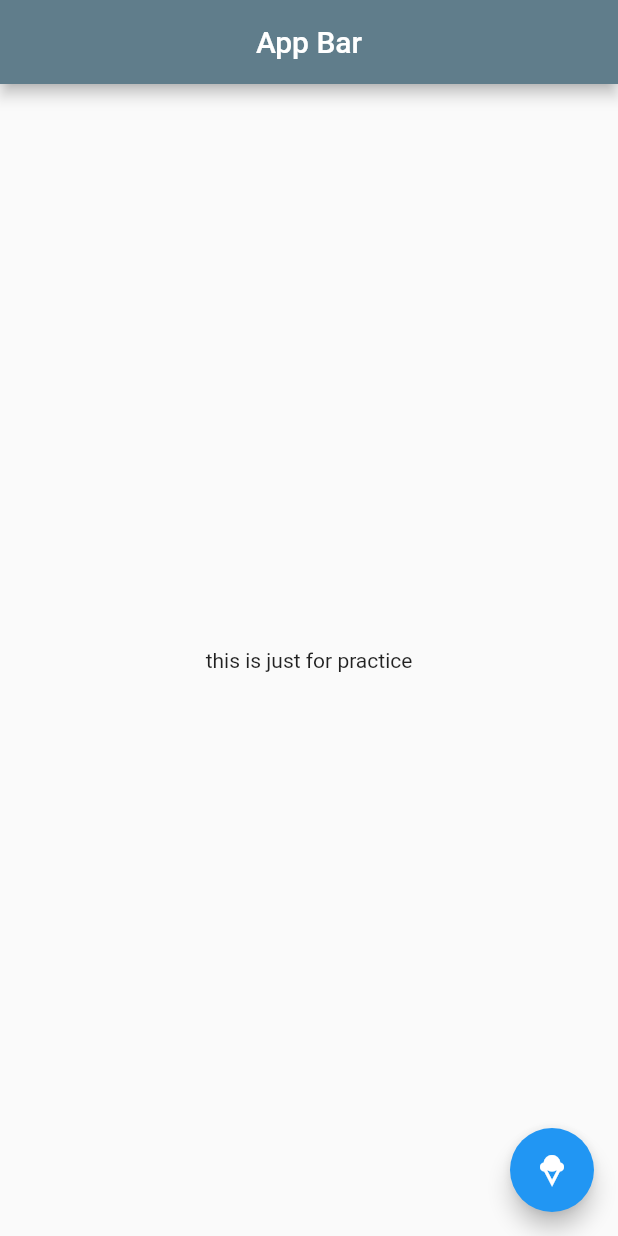
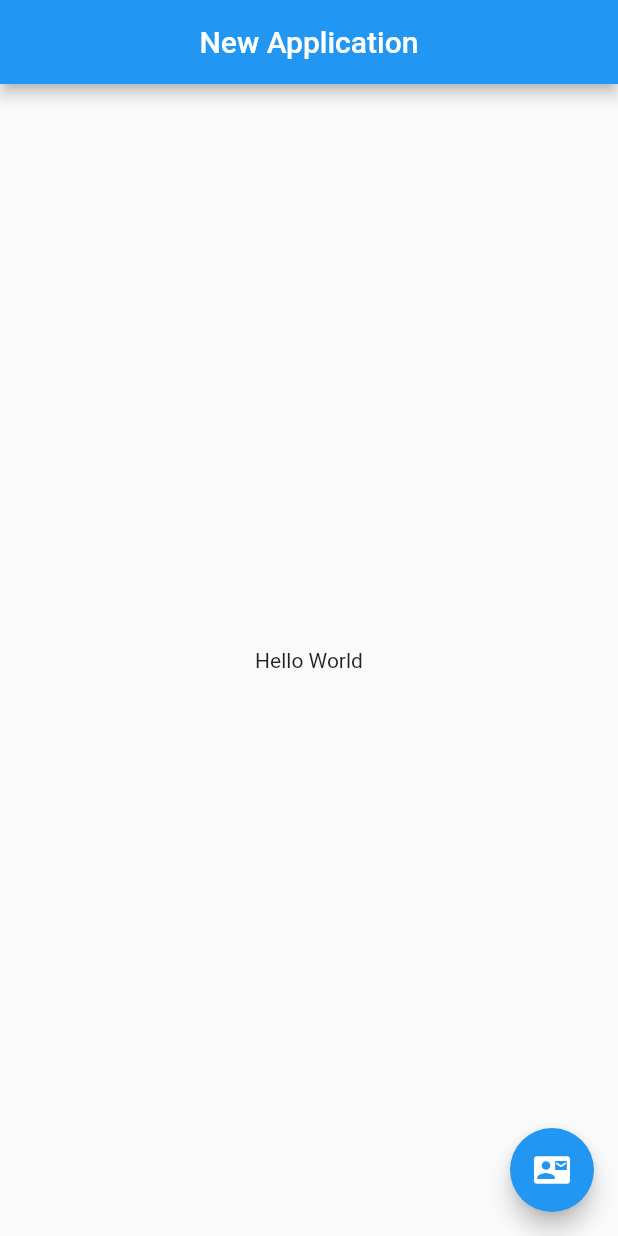
Before and after one commit to viralkumar28/All_flutter, a Flutter app: the screen it shows after launch, on a phone screen of 412 x 824 dp. Run offline on Flutter 3.47's test engine with Material 2 defaults, Android fonts, the phone set to English and light mode, and no system bars.

Commit message:
Flutter Basics

```diff
--- a/lib/main.dart
+++ b/lib/main.dart
@@ -4,20 +4,17 @@ void main(){
   runApp(MaterialApp(
     home: Scaffold(
       appBar: AppBar(
-        title: Text('App Bar'),
-        backgroundColor: Colors.blueGrey,
+        title: Text('New Application'),
         centerTitle: true,
       ),
       body: Center(
-        child: Text('this is just for practice'),
+        child: Text('Hello World'),
       ),
       floatingActionButton: FloatingActionButton(
         onPressed: () {  },
-        child: Icon(
-          Icons.icecream
-        ),
-        ),
+        child: Icon(Icons.contact_mail),
       ),
+    ),
     )
   );
 }
```
